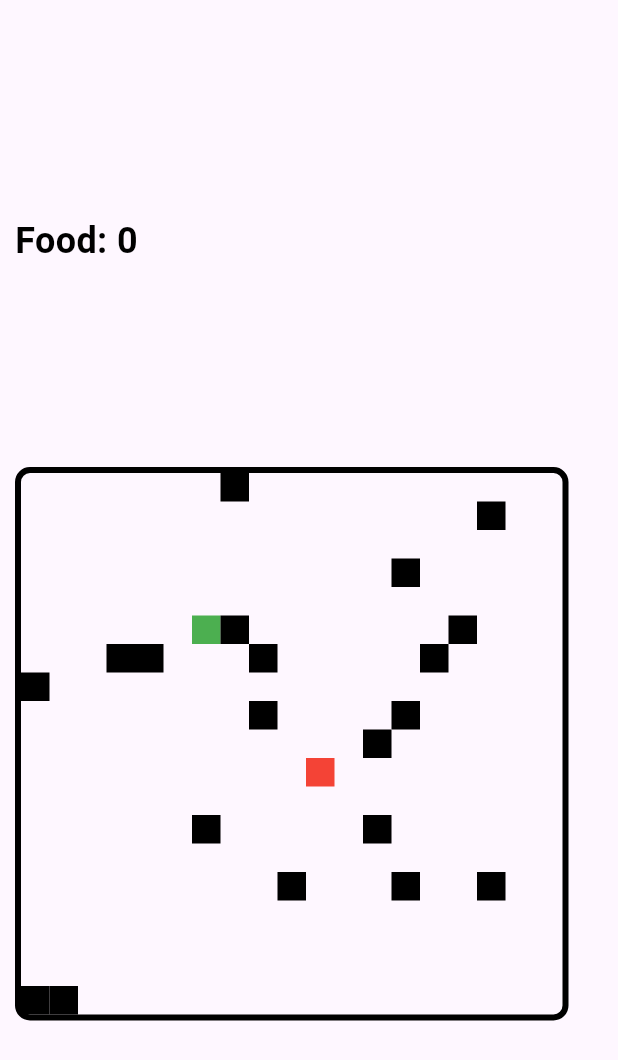
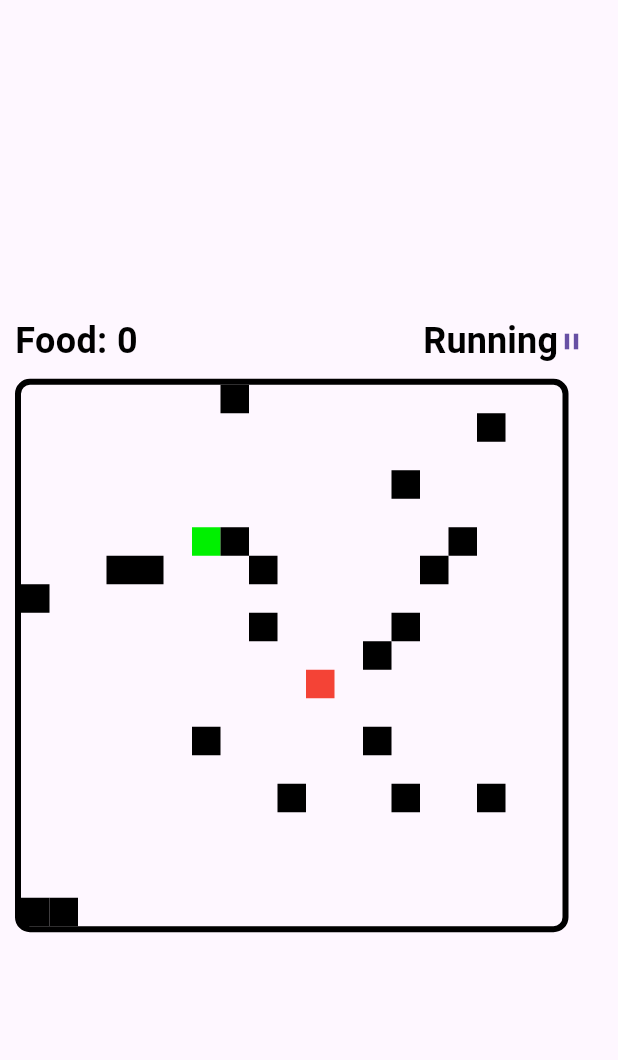
Before and after one commit to bruhfessional/snake_bloc, a Flutter app: the screen it shows after launch, on a phone screen of 412 x 824 dp. Shown: the top 1060 px of the screen. Run offline on Flutter 3.47's test engine with Material 3 defaults, Android fonts, the phone set to English and light mode, and no system bars; our stand-ins replace flutter_bloc.

Commit message:
pause and random food

```diff
--- a/lib/domain/entities/game_state.dart
+++ b/lib/domain/entities/game_state.dart
@@ -8,6 +8,7 @@ class GameState {
   final Snake snake;
   final Offset food;
   final bool isGameOver;
+  final bool isPaused;
   final int foodCount;
   final List<Offset> walls; // List to hold wall positions
 
@@ -15,6 +16,7 @@ class GameState {
     required this.snake,
     required this.food,
     required this.isGameOver,
+    required this.isPaused,
     required this.foodCount,
     required this.walls,
   });
@@ -28,6 +30,7 @@ class GameState {
       snake: initialSnake,
       food: initialFood,
       isGameOver: false,
+      isPaused: false,
       foodCount: 0,
       // walls: _generateMaze(AppConstants.gridSize, AppConstants.gridSize),
       walls: _generateRandomWalls(initialSnake, initialFood),
@@ -100,6 +103,7 @@ class GameState {
     Snake? snake,
     Offset? food,
     bool? isGameOver,
+    bool? isPaused,
     int? foodCount,
     List<Offset>? walls,
   }) {
@@ -107,6 +111,7 @@ class GameState {
       snake: snake ?? this.snake,
       food: food ?? this.food,
       isGameOver: isGameOver ?? this.isGameOver,
+      isPaused: isPaused ?? this.isPaused,
       foodCount: foodCount ?? this.foodCount,
       walls: walls ?? this.walls,
     );
--- a/lib/presentation/screens/game_screen.dart
+++ b/lib/presentation/screens/game_screen.dart
@@ -36,6 +36,10 @@ class GameScreen extends StatelessWidget {
                 mainAxisAlignment: MainAxisAlignment.spaceEvenly,
                 crossAxisAlignment: CrossAxisAlignment.start,
                 children: [
+                  const Spacer(),
+                  Row(
+                    mainAxisAlignment: MainAxisAlignment.spaceBetween,
+                    children: [
                       // Food counter
                       Text(
                         'Food: ${state.foodCount}',
@@ -46,10 +50,49 @@ class GameScreen extends StatelessWidget {
                         ),
                       ),
 
+                      if (state.isPaused)
+                        TextButton(
+                          onPressed: () {
+                            context.read<GameBloc>().add(GameEvent.start);
+                          },
+                          child: const Row(
+                            children: [
+                              Text(
+                                'Paused',
+                                style: const TextStyle(
+                                  fontSize: 24,
+                                  color: Colors.black,
+                                  fontWeight: FontWeight.bold,
+                                ),
+                              ),
+                              Icon(Icons.play_arrow)
+                            ],
+                          ),
+                        )
+                      else
+                        TextButton(
+                          onPressed: () {
+                            context.read<GameBloc>().add(GameEvent.pause);
+                          },
+                          child: const Row(
+                            children: [
+                              Text(
+                                'Running',
+                                style: const TextStyle(
+                                  fontSize: 24,
+                                  color: Colors.black,
+                                  fontWeight: FontWeight.bold,
+                                ),
+                              ),
+                              Icon(Icons.pause)
+                            ],
+                          ),
+                        )
+                    ],
+                  ),
+
                   // Border widget
                   Container(
-                    // width: 400,
-                    // height: 400,
                     decoration: BoxDecoration(
                       border: Border.all(color: Colors.black, width: 4),
                       borderRadius: BorderRadius.circular(10),
@@ -65,6 +108,7 @@ class GameScreen extends StatelessWidget {
                       ), // Pass walls
                     ),
                   ),
+                  const Spacer(),
                 ],
               );
             },
```
Also changed, not shown: lib/presentation/bloc/game_bloc.dart (+32 -11 lines), lib/presentation/widgets/game_painter.dart (+6 -4 lines). Lines whose indentation alone changed are shown as unchanged.
